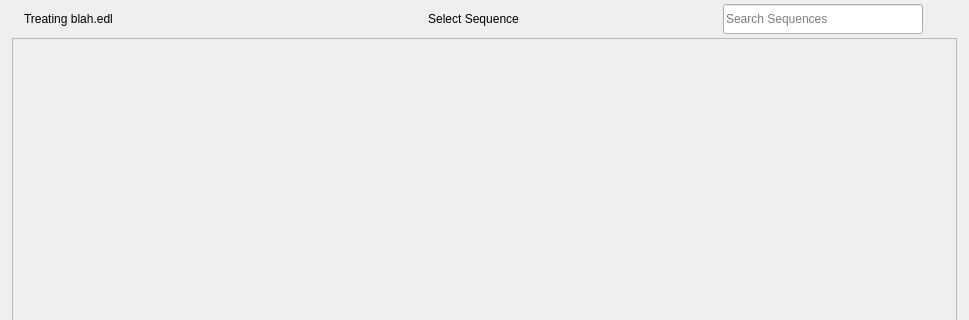
Above: resources/dialog.ui from shotgunsoftware/tk-multi-importcut before the change; both pictures show x 0 to 969 and y 0 to 320 of the 969 by 581 pixel window. Below: the same form after it.
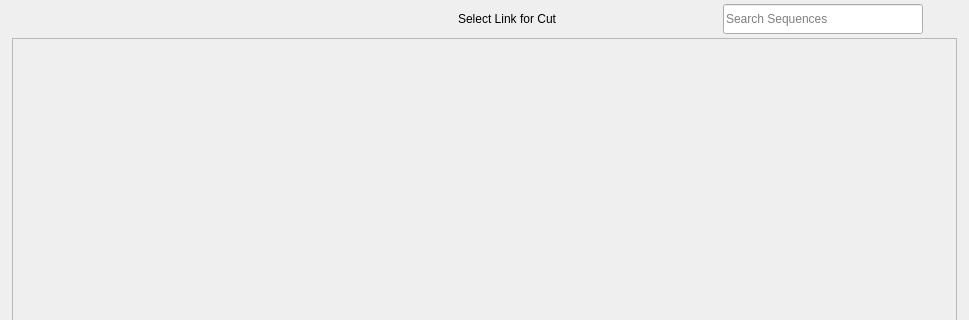
That is the form after the change. The open tabs and pages were chosen to show the change. Icons and pictures are not drawn. Custom widgets are drawn as their Qt base class.

Commit message: For #35606, some initial progress, got dynamic tabs in place, skipping entity_type_screen, just have to get Entties listing

Patch:
```diff
--- a/resources/dialog.ui
+++ b/resources/dialog.ui
@@ -664,7 +664,7 @@
         <number>0</number>
        </property>
        <item>
-        <layout class="QHBoxLayout" name="horizontalLayout_7" stretch="0,1,0,0">
+        <layout class="QHBoxLayout" name="horizontalLayout_7" stretch="0,1,0,0,0">
          <property name="spacing">
           <number>12</number>
          </property>
@@ -684,34 +684,31 @@
           <number>4</number>
          </property>
          <item>
-          <widget class="QLabel" name="sequences_label">
-           <property name="sizePolicy">
-            <sizepolicy hsizetype="Fixed" vsizetype="Preferred">
-             <horstretch>0</horstretch>
-             <verstretch>0</verstretch>
-            </sizepolicy>
-           </property>
-           <property name="minimumSize">
-            <size>
-             <width>200</width>
-             <height>0</height>
-            </size>
-           </property>
-           <property name="text">
-            <string>Treating blah.edl</string>
-           </property>
-          </widget>
+          <layout class="QHBoxLayout" name="entity_buttons_layout"/>
          </item>
          <item>
           <widget class="QLabel" name="sequences_title_label">
            <property name="text">
-            <string>Select Sequence</string>
+            <string>Select Link for Cut</string>
            </property>
            <property name="alignment">
-            <set>Qt::AlignCenter</set>
+            <set>Qt::AlignRight|Qt::AlignTrailing|Qt::AlignVCenter</set>
            </property>
           </widget>
          </item>
+         <item>
+          <spacer name="horizontalSpacer_10">
+           <property name="orientation">
+            <enum>Qt::Horizontal</enum>
+           </property>
+           <property name="sizeHint" stdset="0">
+            <size>
+             <width>155</width>
+             <height>20</height>
+            </size>
+           </property>
+          </spacer>
+         </item>
          <item>
           <widget class="SearchWidget" name="sequences_search_line_edit">
            <property name="sizePolicy">
```
Left out of the diff: 33 changed lines with no effect on the pictures. The commit also changes 5 other files.
